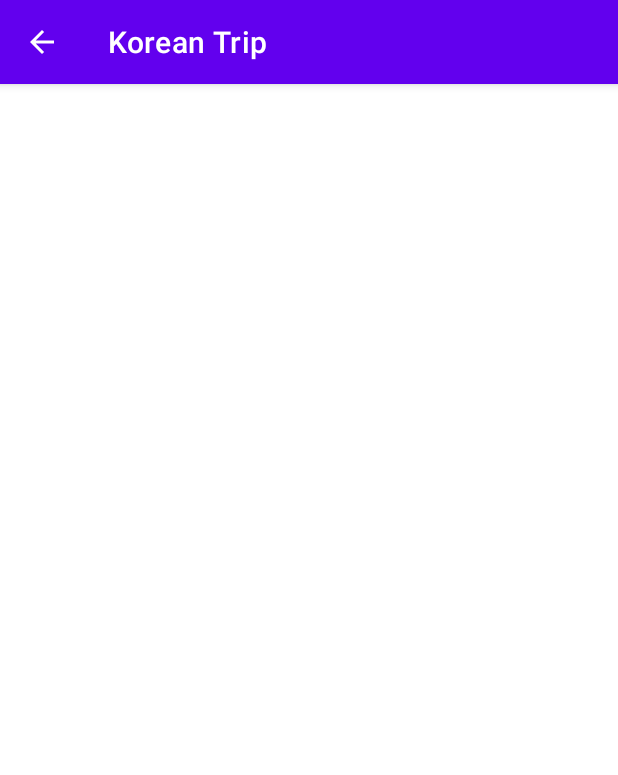
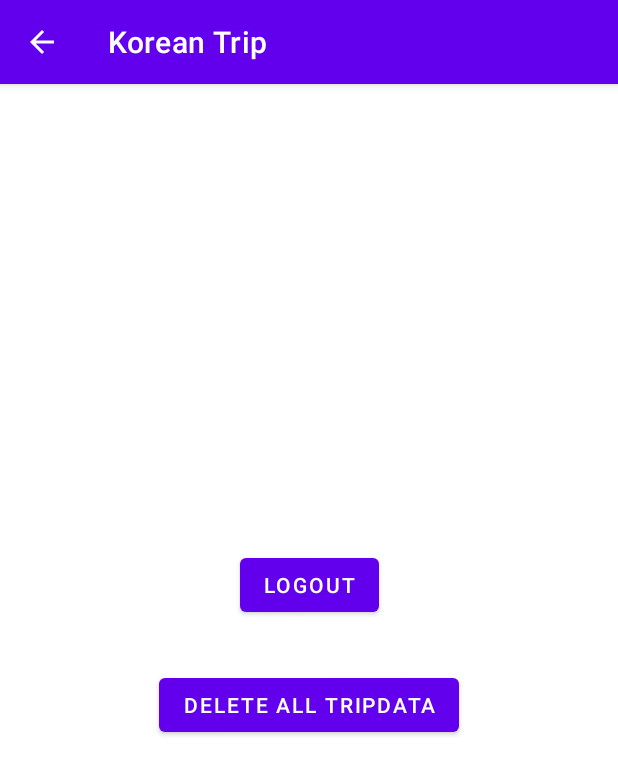
Before and after one commit to rollcake86/TripPhoto, an Android app: the screen it shows after launch once a user with an empty profile is signed in (MainActivity), after a tap on "SETTING", on a phone screen of 412 x 824 dp. Shown: the top 775 px of the screen. Run offline under Robolectric (Android 15) with nearby library versions, the phone set to English and light mode, and no system bars; our stand-ins replace Firebase (no records; nobody signed in at launch, a user with empty details on screens opened directly), Timber, data binding; libraries missing offline, so code that uses them is left out: com.firebase.ui.

Commit message:
-setting 화면 처리

```diff
--- a/app/src/main/java/com/rollcake/tripPhoto/TripApplication.kt
+++ b/app/src/main/java/com/rollcake/tripPhoto/TripApplication.kt
@@ -29,14 +29,16 @@ class TripApplication : Application() {
         val myModule = module {
             viewModel {
                 MainViewModel(
-                    get(),
+                    get()
+                )
+            }
+            single {
+                SettingViewModel(
+                    get()
                 )
             }
             //Declare singleton definitions to be later injected using by inject()
             single {
-                SettingViewModel(
-                    get(),
-                )
                 MyListViewModel(
                     get(),
                     get() as TripDataSource
--- a/app/src/main/java/com/rollcake/tripPhoto/ui/setting/SettingFragment.kt
+++ b/app/src/main/java/com/rollcake/tripPhoto/ui/setting/SettingFragment.kt
@@ -6,6 +6,7 @@ import android.view.LayoutInflater
 import android.view.MenuItem
 import android.view.View
 import android.view.ViewGroup
+import android.widget.Button
 import androidx.databinding.DataBindingUtil
 import androidx.navigation.findNavController
 import com.firebase.ui.auth.AuthUI
@@ -14,29 +15,37 @@ import com.rollcake.tripPhoto.authentication.AuthenticationActivity
 import com.rollcake.tripPhoto.base.BaseFragment
 import com.rollcake.tripPhoto.base.NavigationCommand
 import com.rollcake.tripPhoto.databinding.FragmentSettingBinding
-import com.rollcake.tripPhoto.ui.main.MainFragmentDirections
-import com.rollcake.tripPhoto.ui.main.MainViewModel
 import com.rollcake.utils.setDisplayHomeAsUpEnabled
 import org.koin.android.ext.android.inject
 
 
 class SettingFragment : BaseFragment(){
 
-    override val _viewModel: MainViewModel by inject()
+    override val _viewModel: SettingViewModel by inject()
     private lateinit var binding: FragmentSettingBinding
             override fun onCreateView(
         inflater: LayoutInflater, container: ViewGroup?, savedInstanceState: Bundle?
     ): View? {
+                val view = inflater.inflate(R.layout.fragment_setting, container, false)
 
-//                binding =
-//                    DataBindingUtil.inflate(inflater, R.layout.fragment_setting, container, false)
-//
-//                binding.viewModel = _viewModel
-//                binding.lifecycleOwner = this
+                binding =
+                    DataBindingUtil.inflate(inflater, R.layout.fragment_setting, container, false)
+
+                binding.viewModel = _viewModel
+                binding.lifecycleOwner = this
+
+                view.findViewById<Button>(R.id.logout_btn).setOnClickListener {
+                    _viewModel.logout()
+                }
+
+                view.findViewById<Button>(R.id.delete_all_data_btn).setOnClickListener {
+                    _viewModel.deleteTripData()
+                }
+
 
         setHasOptionsMenu(true)
         setDisplayHomeAsUpEnabled(true)
-                return view
+                return view.rootView
     }
 
     override fun onViewCreated(view: View, savedInstanceState: Bundle?) {
@@ -44,16 +53,7 @@ class SettingFragment : BaseFragment(){
 
     }
 
-    private fun logout(){
-        _viewModel.showToast.value = getString(R.string.logout_success)
-        AuthUI.getInstance().signOut(this.requireContext()) .addOnCompleteListener {
-            requireActivity().startActivity(Intent(this.context , AuthenticationActivity::class.java).addFlags(
-                Intent.FLAG_ACTIVITY_NO_HISTORY))
-        }
-    }
-
     override fun onOptionsItemSelected(item: MenuItem): Boolean {
-
         when (item.itemId) {
             android.R.id.home -> {
                 _viewModel.navigationCommand.value = NavigationCommand.Back
--- a/app/src/main/res/layout/fragment_setting.xml
+++ b/app/src/main/res/layout/fragment_setting.xml
@@ -14,6 +14,28 @@
         android:layout_width="match_parent"
         android:layout_height="match_parent">
 
+        <Button
+            android:id="@+id/logout_btn"
+            android:layout_width="wrap_content"
+            android:layout_height="wrap_content"
+            android:layout_marginBottom="100dp"
+            android:text="@string/logout"
+            android:onClick="@{() -> viewModel.logout()}"
+            app:layout_constraintBottom_toBottomOf="parent"
+            app:layout_constraintEnd_toEndOf="parent"
+            app:layout_constraintStart_toStartOf="parent"
+            app:layout_constraintTop_toTopOf="parent" />
+
+        <Button
+            android:id="@+id/delete_all_data_btn"
+            android:layout_width="wrap_content"
+            android:layout_height="wrap_content"
+            android:layout_marginTop="32dp"
+            android:text="@string/delete_all_data"
+            android:onClick="@{() -> viewModel.deleteTripData()}"
+            app:layout_constraintEnd_toEndOf="parent"
+            app:layout_constraintStart_toStartOf="parent"
+            app:layout_constraintTop_toBottomOf="@+id/logout_btn" />
     </androidx.constraintlayout.widget.ConstraintLayout>
 
 </layout>
```
Also changed, not shown: app/src/main/java/com/rollcake/tripPhoto/ui/main/MainViewModel.kt (+25 -3 lines), app/src/main/java/com/rollcake/tripPhoto/ui/setting/SettingViewModel.kt (+15 -2 lines).
